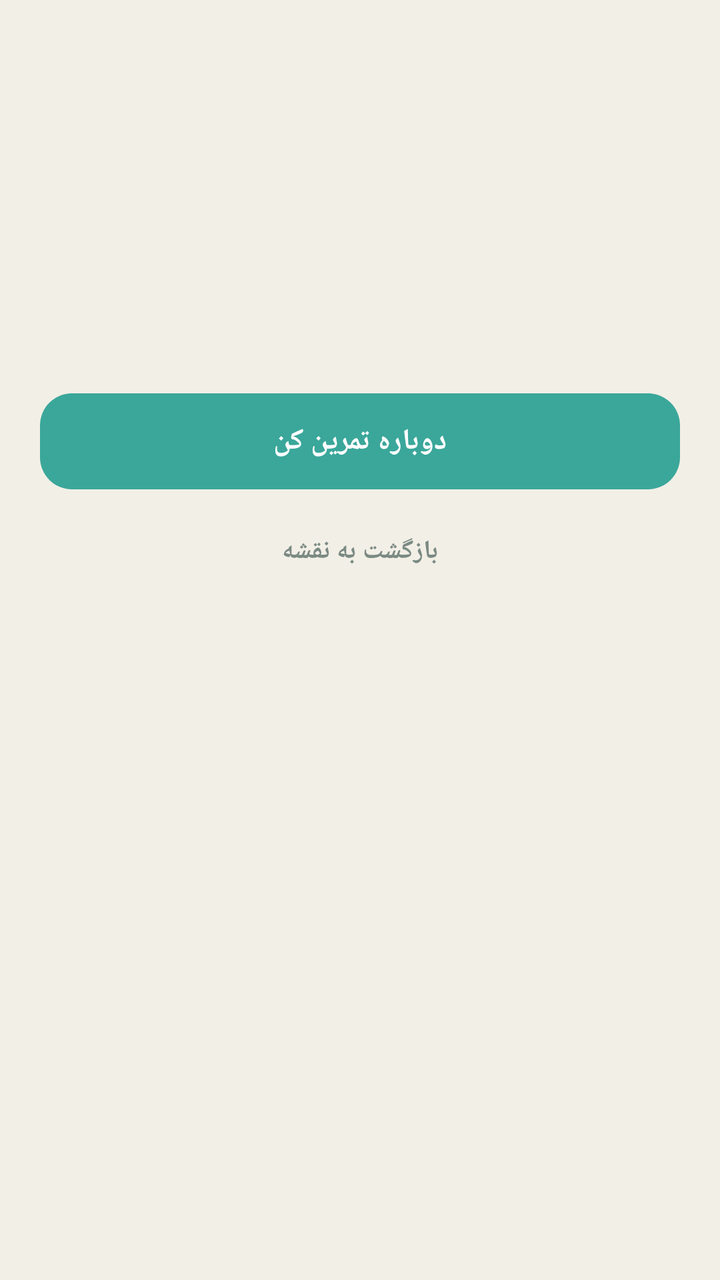
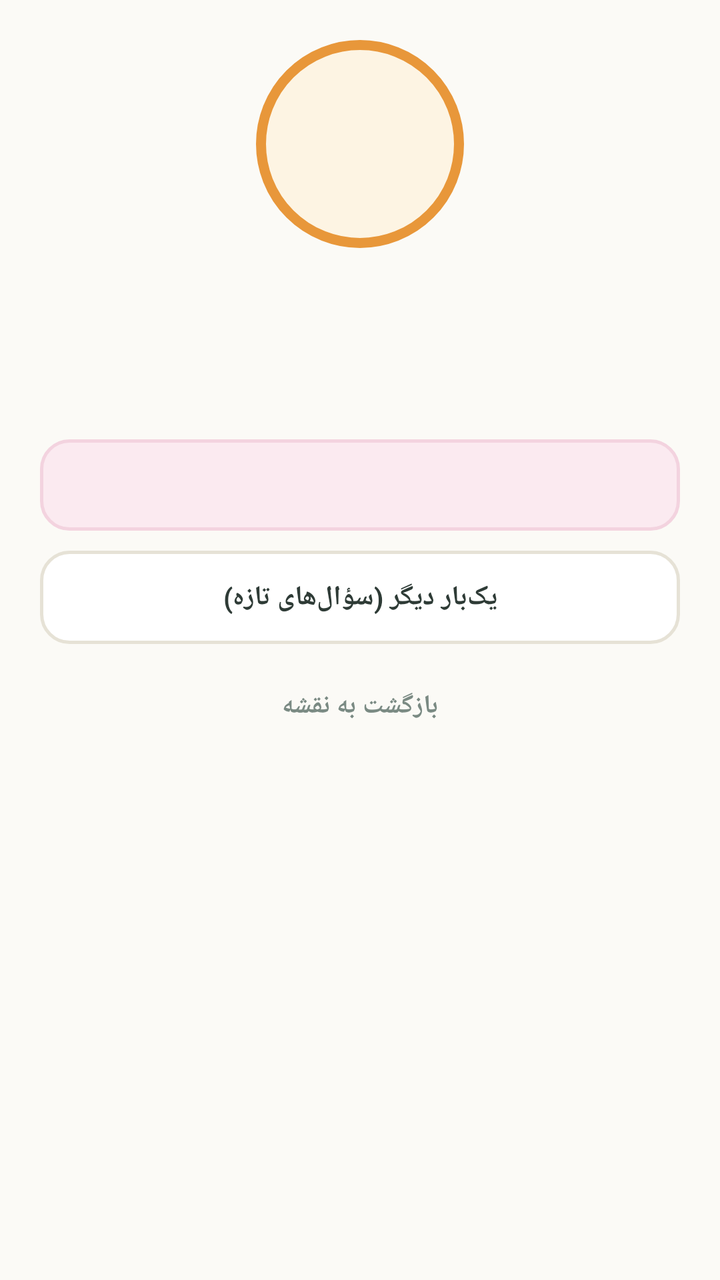

The first picture is an Android layout as it rendered before a commit; the second is the same layout after the commit. The layout source and the unified diff follow.
<!-- AndroidManifest.xml: application theme Theme.HooHooMath -->
<!-- res/layout/fragment_result.xml -->
<?xml version="1.0" encoding="utf-8"?>
<ScrollView xmlns:android="http://schemas.android.com/apk/res/android"
    android:layout_width="match_parent"
    android:layout_height="match_parent"
    android:background="@color/bg_page">

    <LinearLayout
        android:layout_width="match_parent"
        android:layout_height="wrap_content"
        android:orientation="vertical"
        android:gravity="center_horizontal"
        android:padding="20dp">

        <TextView
            android:id="@+id/result_score"
            android:layout_width="wrap_content"
            android:layout_height="wrap_content"
            android:textSize="34sp"
            android:textStyle="bold"
            android:textColor="@color/teal_dark" />

        <TextView
            android:id="@+id/result_title"
            android:layout_width="wrap_content"
            android:layout_height="wrap_content"
            android:layout_marginTop="6dp"
            android:textSize="18sp"
            android:textStyle="bold"
            android:textColor="@color/text_primary" />

        <TextView
            android:id="@+id/result_msg"
            android:layout_width="match_parent"
            android:layout_height="wrap_content"
            android:layout_marginTop="6dp"
            android:gravity="center"
            android:textSize="12.5sp"
            android:textColor="@color/text_muted" />

        <LinearLayout
            android:id="@+id/result_list"
            android:layout_width="match_parent"
            android:layout_height="wrap_content"
            android:orientation="vertical"
            android:layout_marginTop="18dp" />

        <TextView
            android:id="@+id/result_answers_btn"
            android:layout_width="match_parent"
            android:layout_height="wrap_content"
            android:layout_marginTop="8dp"
            android:gravity="center"
            android:padding="12dp"
            android:textColor="@color/pink_dark"
            android:textStyle="bold"
            android:textSize="13sp" />

        <TextView
            android:id="@+id/result_retry"
            android:layout_width="match_parent"
            android:layout_height="wrap_content"
            android:layout_marginTop="10dp"
            android:gravity="center"
            android:padding="14dp"
            android:text="دوباره تمرین کن"
            android:textColor="@color/white"
            android:textStyle="bold"
            android:textSize="14.5sp"
            android:background="@drawable/bg_button_teal" />

        <TextView
            android:id="@+id/result_map"
            android:layout_width="match_parent"
            android:layout_height="wrap_content"
            android:layout_marginTop="10dp"
            android:gravity="center"
            android:padding="12dp"
            android:text="بازگشت به نقشه"
            android:textColor="@color/text_muted"
            android:textStyle="bold"
            android:textSize="13sp" />

    </LinearLayout>
</ScrollView>
<!-- resources referenced by this layout -->
<resources>
  <color name="bg_page">#F2EFE6</color>
  <color name="pink_dark">#B33A65</color>
  <color name="teal_dark">#2E8A7F</color>
  <color name="text_muted">#7A8A83</color>
  <color name="text_primary">#2E3B36</color>
  <color name="white">#FFFFFF</color>
  <!-- drawable bg_button_teal (drawable) -->
  <?xml version="1.0" encoding="utf-8"?>
  <shape xmlns:android="http://schemas.android.com/apk/res/android" android:shape="rectangle">
      <solid android:color="@color/teal" />
      <corners android:radius="16dp" />
  </shape>
  <style name="Theme.HooHooMath" parent="Theme.MaterialComponents.DayNight.NoActionBar">
          <item name="colorPrimary">@color/teal</item>
          <item name="colorPrimaryDark">@color/teal_dark</item>
          <item name="colorAccent">@color/orange</item>
          <item name="android:windowBackground">@color/bg_page</item>
          <item name="android:statusBarColor">@color/bg_page</item>
          <item name="android:windowLightStatusBar">true</item>
          <item name="android:fontFamily">sans-serif</item>
          <item name="fontFamily">sans-serif</item>
      </style>
  <color name="teal">#3AA79A</color>
  <color name="orange">#E8973A</color>
</resources>

<!-- the commit's change to res/layout/fragment_result.xml (unified diff, before → after) -->
@@ -2,7 +2,7 @@
 <ScrollView xmlns:android="http://schemas.android.com/apk/res/android"
     android:layout_width="match_parent"
     android:layout_height="match_parent"
-    android:background="@color/bg_page">
+    android:background="@color/bg_card_alt">
 
     <LinearLayout
         android:layout_width="match_parent"
@@ -13,18 +13,20 @@
 
         <TextView
             android:id="@+id/result_score"
-            android:layout_width="wrap_content"
-            android:layout_height="wrap_content"
-            android:textSize="34sp"
+            android:layout_width="104dp"
+            android:layout_height="104dp"
+            android:gravity="center"
+            android:textSize="28sp"
             android:textStyle="bold"
-            android:textColor="@color/teal_dark" />
+            android:textColor="@color/orange_text"
+            android:background="@drawable/bg_score_ring" />
 
         <TextView
             android:id="@+id/result_title"
             android:layout_width="wrap_content"
             android:layout_height="wrap_content"
-            android:layout_marginTop="6dp"
-            android:textSize="18sp"
+            android:layout_marginTop="14dp"
+            android:textSize="20sp"
             android:textStyle="bold"
             android:textColor="@color/text_primary" />
 
@@ -32,10 +34,25 @@
             android:id="@+id/result_msg"
             android:layout_width="match_parent"
             android:layout_height="wrap_content"
-            android:layout_marginTop="6dp"
+            android:layout_marginTop="8dp"
             android:gravity="center"
-            android:textSize="12.5sp"
+            android:lineSpacingExtra="6dp"
+            android:textSize="13.5sp"
             android:textColor="@color/text_muted" />
+
+        
+        <TextView
+            android:id="@+id/result_next_step"
+            android:layout_width="match_parent"
+            android:layout_height="wrap_content"
+            android:layout_marginTop="18dp"
+            android:gravity="center"
+            android:padding="16dp"
+            android:textColor="@color/white"
+            android:textStyle="bold"
+            android:textSize="15sp"
+            android:visibility="gone"
+            android:background="@drawable/bg_button_teal" />
 
         <LinearLayout
             android:id="@+id/result_list"
@@ -48,12 +65,13 @@
             android:id="@+id/result_answers_btn"
             android:layout_width="match_parent"
             android:layout_height="wrap_content"
-            android:layout_marginTop="8dp"
+            android:layout_marginTop="10dp"
             android:gravity="center"
-            android:padding="12dp"
+            android:padding="14dp"
             android:textColor="@color/pink_dark"
             android:textStyle="bold"
-            android:textSize="13sp" />
+            android:textSize="13sp"
+            android:background="@drawable/bg_help_button_pink" />
 
         <TextView
             android:id="@+id/result_retry"
@@ -62,11 +80,11 @@
             android:layout_marginTop="10dp"
             android:gravity="center"
             android:padding="14dp"
-            android:text="دوباره تمرین کن"
-            android:textColor="@color/white"
+            android:text="یک‌بار دیگر (سؤال‌های تازه)"
+            android:textColor="@color/text_primary"
             android:textStyle="bold"
-            android:textSize="14.5sp"
-            android:background="@drawable/bg_button_teal" />
+            android:textSize="13.5sp"
+            android:background="@drawable/bg_help_button" />
 
         <TextView
             android:id="@+id/result_map"
<!-- resource entries referenced after the edit -->
@@ -1,5 +1,7 @@
 <!-- resources referenced by this layout -->
 <resources>
+  <color name="bg_card_alt">#FBFAF6</color>
+  <color name="orange_text">#A4700F</color>
   <color name="bg_page">#F2EFE6</color>
   <color name="pink_dark">#B33A65</color>
   <color name="teal_dark">#2E8A7F</color>
@@ -12,6 +14,26 @@
       <solid android:color="@color/teal" />
       <corners android:radius="16dp" />
   </shape>
+  <!-- drawable bg_help_button (drawable) -->
+  <?xml version="1.0" encoding="utf-8"?>
+  <shape xmlns:android="http://schemas.android.com/apk/res/android" android:shape="rectangle">
+      <solid android:color="@color/bg_card" />
+      <corners android:radius="14dp" />
+      <stroke android:width="1.5dp" android:color="@color/border_input" />
+  </shape>
+  <!-- drawable bg_help_button_pink (drawable) -->
+  <?xml version="1.0" encoding="utf-8"?>
+  <shape xmlns:android="http://schemas.android.com/apk/res/android" android:shape="rectangle">
+      <solid android:color="@color/pink_bg" />
+      <corners android:radius="14dp" />
+      <stroke android:width="1.5dp" android:color="@color/pink_border" />
+  </shape>
+  <!-- drawable bg_score_ring (drawable) -->
+  <?xml version="1.0" encoding="utf-8"?>
+  <shape xmlns:android="http://schemas.android.com/apk/res/android" android:shape="oval">
+      <solid android:color="@color/orange_bg" />
+      <stroke android:width="5dp" android:color="@color/orange" />
+  </shape>
   <style name="Theme.HooHooMath" parent="Theme.MaterialComponents.DayNight.NoActionBar">
           <item name="colorPrimary">@color/teal</item>
           <item name="colorPrimaryDark">@color/teal_dark</item>
@@ -23,6 +45,11 @@
           <item name="fontFamily">sans-serif</item>
       </style>
   <color name="teal">#3AA79A</color>
+  <color name="bg_card">#FFFFFF</color>
+  <color name="border_input">#E6E2D6</color>
+  <color name="pink_bg">#FBEAF0</color>
+  <color name="pink_border">#F3D3DF</color>
+  <color name="orange_bg">#FDF4E3</color>
   <color name="orange">#E8973A</color>
 </resources>
 
